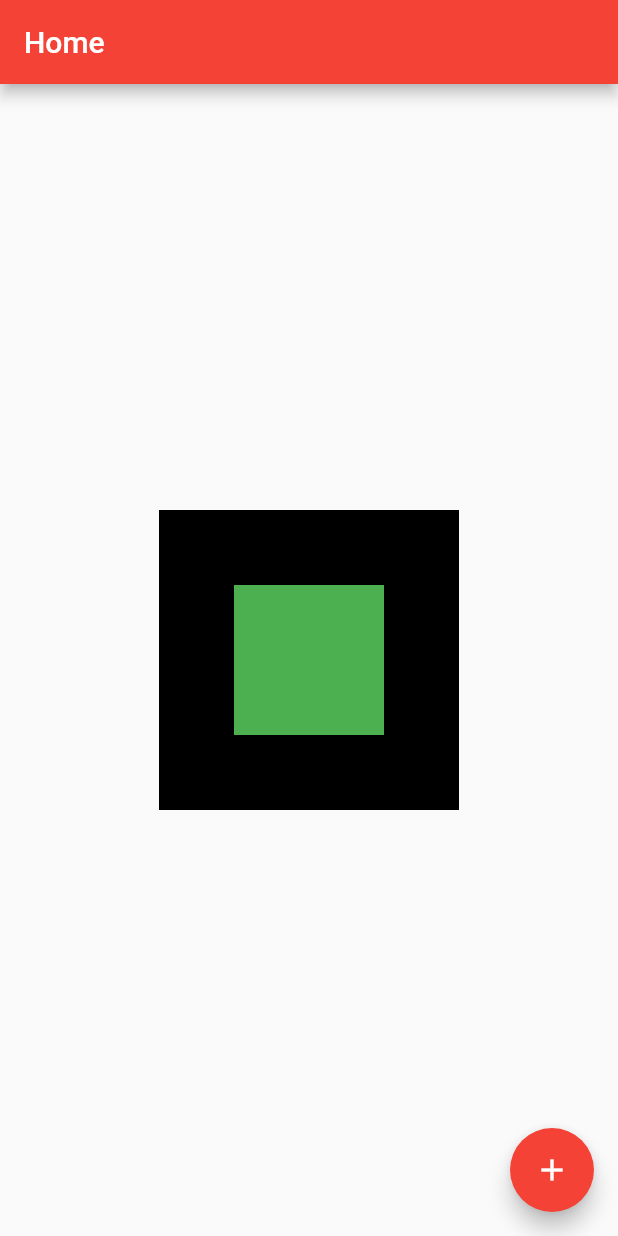
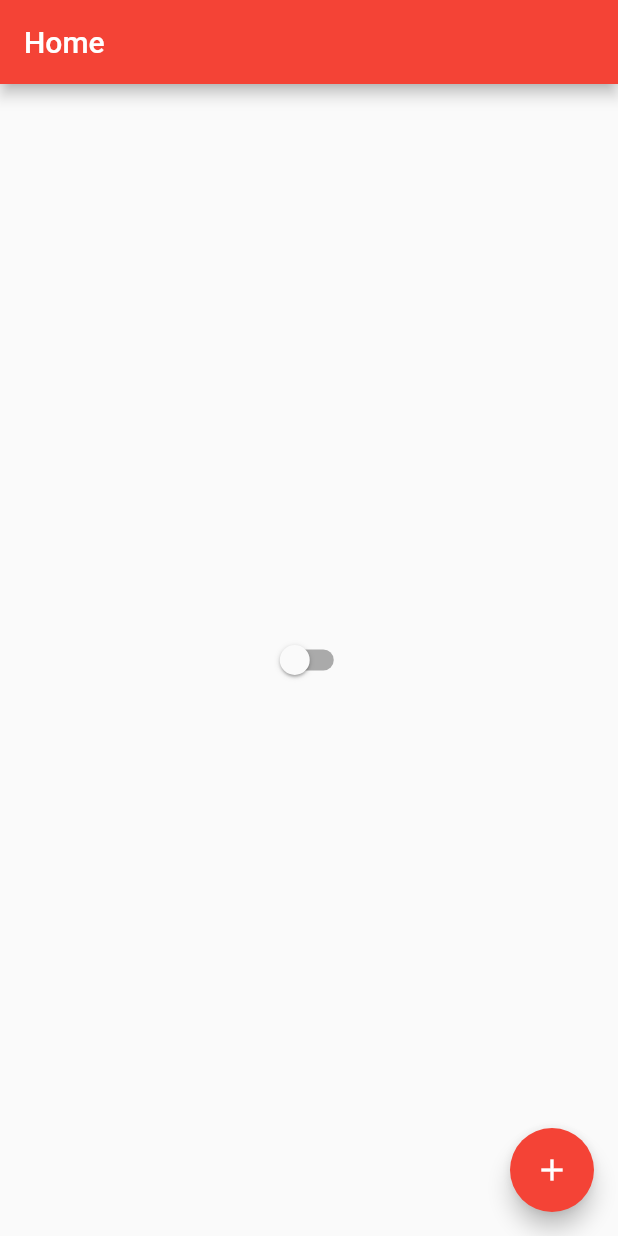
Before and after one commit to eoliverdev/flutter_project, a Flutter app: the screen it shows after launch, on a phone screen of 412 x 824 dp. Run offline on Flutter 3.47's test engine with Material 2 defaults, Android fonts, the phone set to English and light mode, and no system bars.

Commit message:
Flutter Dark Theme

```diff
--- /dev/null
+++ b/lib/app_controller.dart
@@ -0,0 +1,12 @@
+import 'package:flutter/material.dart';
+
+class AppController extends ChangeNotifier{
+
+  static AppController instance = AppController();
+
+  bool isDarkTheme = false;
+  changeTheme(){
+    isDarkTheme = !isDarkTheme;
+    notifyListeners();
+  }
+}
--- /dev/null
+++ b/lib/app_widget.dart
@@ -0,0 +1,26 @@
+import 'package:flutter/material.dart';
+import 'package:primeiro_projeto_flutter/app_controller.dart';
+import 'package:primeiro_projeto_flutter/home_page.dart';
+
+class AppWidget extends StatelessWidget {
+  final String title;
+
+  const AppWidget({super.key, required this.title});
+
+  @override
+  Widget build(BuildContext context) {
+    return AnimatedBuilder(
+      animation: AppController.instance,
+      builder: (context, child) {
+        return MaterialApp(
+          theme: ThemeData(
+              primarySwatch: Colors.red,
+              brightness: AppController.instance.isDarkTheme ? Brightness.dark : Brightness.light
+          ),
+          home: HomePage(),
+        );
+      }
+
+    );
+  }
+}
--- /dev/null
+++ b/lib/home_page.dart
@@ -0,0 +1,41 @@
+import 'package:flutter/material.dart';
+import 'package:primeiro_projeto_flutter/app_controller.dart';
+
+class HomePage extends StatefulWidget {
+  const HomePage({super.key});
+
+  @override
+  State<HomePage> createState() => HomePageState();
+}
+
+class HomePageState extends State<HomePage> {
+
+  int counter = 0;
+  bool isDarkTheme = false;
+
+  @override
+  Widget build(BuildContext context) {
+    return Scaffold(
+      appBar: AppBar(
+        title: const Text('Home'),
+
+      ),
+
+      body: Center(
+        child: Switch(
+          value: AppController.instance.isDarkTheme,
+          onChanged: (value){
+            AppController.instance.changeTheme();
+          },),
+      ),
+      floatingActionButton: FloatingActionButton(
+        child: const Icon(Icons.add),
+        onPressed: (){
+          setState(() {
+            counter++;
+          });
+        },
+      ),
+    );
+  }
+}
--- a/lib/main.dart
+++ b/lib/main.dart
@@ -1,67 +1,6 @@
 import 'package:flutter/material.dart';
+import 'package:primeiro_projeto_flutter/app_widget.dart';
 
 void main() {
   runApp( AppWidget(title: 'Flutter'));
 }
-
-class AppWidget extends StatelessWidget {
-  final String title;
-
-  const AppWidget({super.key, required this.title});
-
-  @override
-  Widget build(BuildContext context) {
-    return MaterialApp(
-      theme: ThemeData(
-        primarySwatch: Colors.red
-      ),
-      home: HomePage(),
-    );
-  }
-}
-
-class HomePage extends StatefulWidget {
-  const HomePage({super.key});
-
-  @override
-  State<HomePage> createState() => HomePageState();
-}
-
-class HomePageState extends State<HomePage> {
-
-  int counter = 0;
-
-
-  @override
-  Widget build(BuildContext context) {
-    return Scaffold(
-        appBar: AppBar(
-          title: const Text('Home'),
-
-        ),
-
-        body: Center(
-          child: Container(
-            height: 200,
-            width: 200,
-            color: Colors.black,
-            child: Center(
-              child: Container(
-                height: 100,
-                width: 100,
-                color: Colors.green,
-              )
-            ),
-          ),
-        ),
-        floatingActionButton: FloatingActionButton(
-          child: const Icon(Icons.add),
-          onPressed: (){
-            setState(() {
-              counter++;
-            });
-          },
-        ),
-      );
-  }
-}
```
